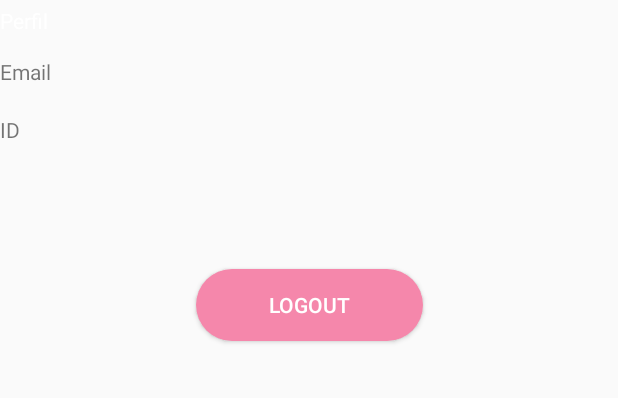
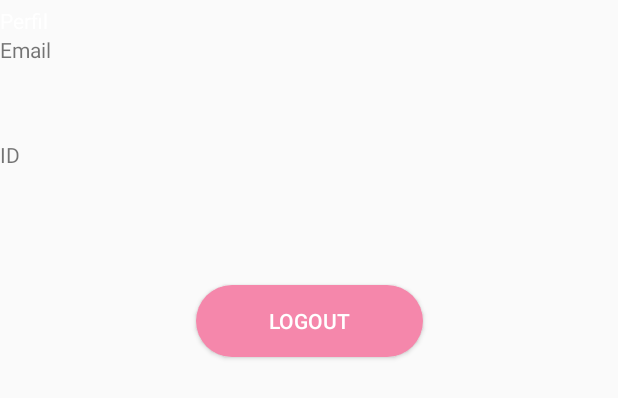
Before and after one commit to rafaelamr/Anjos, an Android app: the layout activity_perfil.xml on its own in the app's theme, with its tools: preview values and no code run, on a phone screen of 412 x 824 dp. Shown: the top 398 px of the screen. Run offline under Robolectric (Android 15) with nearby library versions, the phone set to English and light mode, and no system bars.

```diff
--- a/app/src/main/java/com/example/anjoslogin/Listagem/ListarVestuario.java
+++ b/app/src/main/java/com/example/anjoslogin/Listagem/ListarVestuario.java
@@ -48,9 +48,9 @@ public class ListarVestuario extends AppCompatActivity {
             @Override
             public void onItemClick(AdapterView<?> parent, View view, int position, long id) {
                 //familia = (Familia) parent.getAdapter().getItem(position);
-                Intent novav = new Intent(ListarVestuario.this, ConfirmarDoacao.class);
-                novav.putExtra("ObjetoFamilia", position);
-                startActivity(novav);
+                Intent nova = new Intent(ListarVestuario.this, ConfirmarDoacao.class);
+                nova.putExtra("ObjetoFamilia", position);
+                startActivity(nova);
             }
         });
     }
--- a/app/src/main/java/com/example/anjoslogin/Usuario/Login.java
+++ b/app/src/main/java/com/example/anjoslogin/Usuario/Login.java
@@ -37,6 +37,9 @@ public class Login extends AppCompatActivity {
     protected void onCreate(Bundle savedInstanceState) {
         super.onCreate(savedInstanceState);
         setContentView(R.layout.activity_login);
+
+
+
         aliasemail=(EditText)findViewById(R.id.editEmailLogin);
         aliassenha=(EditText)findViewById(R.id.editSenhaLogin);
         aliaslogar=(Button)findViewById(R.id.buttonLogar);
@@ -110,6 +113,8 @@ public class Login extends AppCompatActivity {
     @Override
     protected void onStart() {
         super.onStart();
+        //
         auth= Conexao.getFirebaseAuth();
+        Toast.makeText(this, ""+auth.getUid(), Toast.LENGTH_SHORT).show();
     }
 }
--- a/app/src/main/java/com/example/anjoslogin/Usuario/Perfil.java
+++ b/app/src/main/java/com/example/anjoslogin/Usuario/Perfil.java
@@ -43,7 +43,8 @@ public class Perfil extends AppCompatActivity {
             @Override
             public void onClick(View v) {
                 Conexao.logOut();
-                finish();
+                Intent intent = new Intent(Perfil.this, Login.class);
+                startActivity(intent);
             }
         });
     }
--- a/app/src/main/res/layout/activity_perfil.xml
+++ b/app/src/main/res/layout/activity_perfil.xml
@@ -11,20 +11,19 @@
         android:layout_width="match_parent"
         android:layout_height="wrap_content"
         android:layout_marginTop="4dp"
-        android:layout_marginBottom="7dp"
         android:text="Perfil"
         android:textColor="@color/common_google_signin_btn_text_dark_default"
-        app:layout_constraintBottom_toTopOf="@+id/textViewEmailPerfil"
         app:layout_constraintEnd_toEndOf="parent"
         app:layout_constraintHorizontal_bias="0.0"
         app:layout_constraintStart_toStartOf="parent"
         app:layout_constraintTop_toTopOf="parent" />
 
+
     <TextView
         android:id="@+id/textViewEmailPerfil"
         android:layout_width="match_parent"
         android:layout_height="wrap_content"
-        android:layout_marginTop="7dp"
+        android:layout_marginBottom="10dp"
         android:text="Email"
         app:layout_constraintBottom_toTopOf="@+id/textEmailPerfil"
         app:layout_constraintEnd_toEndOf="parent"
@@ -36,8 +35,11 @@
         android:id="@+id/textEmailPerfil"
         android:layout_width="match_parent"
         android:layout_height="wrap_content"
+        android:layout_marginTop="10dp"
+        android:layout_marginBottom="11dp"
         app:layout_constraintBottom_toTopOf="@+id/textViewIdPerfil"
         app:layout_constraintEnd_toEndOf="parent"
+        app:layout_constraintHorizontal_bias="0.0"
         app:layout_constraintStart_toStartOf="parent"
         app:layout_constraintTop_toBottomOf="@+id/textViewEmailPerfil" />
 
@@ -45,9 +47,10 @@
         android:id="@+id/textViewIdPerfil"
         android:layout_width="match_parent"
         android:layout_height="wrap_content"
+        android:layout_marginTop="11dp"
         android:text="ID"
-        app:layout_constraintBottom_toTopOf="@+id/textIdPerfil"
         app:layout_constraintEnd_toEndOf="parent"
+        app:layout_constraintHorizontal_bias="0.0"
         app:layout_constraintStart_toStartOf="parent"
         app:layout_constraintTop_toBottomOf="@+id/textEmailPerfil" />
 
@@ -55,9 +58,9 @@
         android:id="@+id/textIdPerfil"
         android:layout_width="match_parent"
         android:layout_height="wrap_content"
-        android:layout_marginBottom="64dp"
-        app:layout_constraintBottom_toTopOf="@+id/buttonLogout"
+        android:layout_marginTop="9dp"
         app:layout_constraintEnd_toEndOf="parent"
+        app:layout_constraintHorizontal_bias="0.0"
         app:layout_constraintStart_toStartOf="parent"
         app:layout_constraintTop_toBottomOf="@+id/textViewIdPerfil" />
 
@@ -66,15 +69,15 @@
         android:layout_width="151dp"
         android:layout_height="wrap_content"
         android:layout_marginStart="32dp"
-        android:layout_marginTop="64dp"
         android:layout_marginEnd="32dp"
-        android:layout_marginBottom="32dp"
+        android:background="@drawable/redondin"
         android:text="logout"
         android:textColor="@color/common_google_signin_btn_text_dark_default"
-        android:background="@drawable/redondin"
+        app:layout_constraintBottom_toBottomOf="parent"
         app:layout_constraintEnd_toEndOf="parent"
         app:layout_constraintStart_toStartOf="parent"
-        app:layout_constraintTop_toBottomOf="@+id/textIdPerfil" />
+        app:layout_constraintTop_toBottomOf="@+id/textIdPerfil"
+        app:layout_constraintVertical_bias="0.077" />
 
     <!--  <Button
           android:id="@+id/buttonPerfilCrud"
--- a/app/src/main/res/values/colors.xml
+++ b/app/src/main/res/values/colors.xml
@@ -6,5 +6,6 @@
     <color name="colorBotao">#FFF587AB</color>
     <color name="corPrincipal">#e1bee7</color>
     <color name="corSecundaria">#ce93d8</color>
+    <color name="colorFundo">#F8C5D6</color>
 
 </resources>
```
Also changed, not shown: app/src/main/AndroidManifest.xml (+7 -9 lines), app/src/main/java/com/example/anjoslogin/Controle/ActivityTelaInicial.java (+18 -0 lines), app/src/main/java/com/example/anjoslogin/Controle/ConfirmarDoacao.java (+15 -14 lines), app/src/main/java/com/example/anjoslogin/Controle/SelecionarAcao.java (+64 -38 lines), app/src/main/java/com/example/anjoslogin/Usuario/ManterAnjo.java (+4 -4 lines), app/src/main/res/layout/activity_confirmar_doacao.xml (+6 -4 lines), app/src/main/res/layout/activity_tela_inicial.xml (+26 -2 lines). Lines whose indentation alone changed are shown as unchanged.
